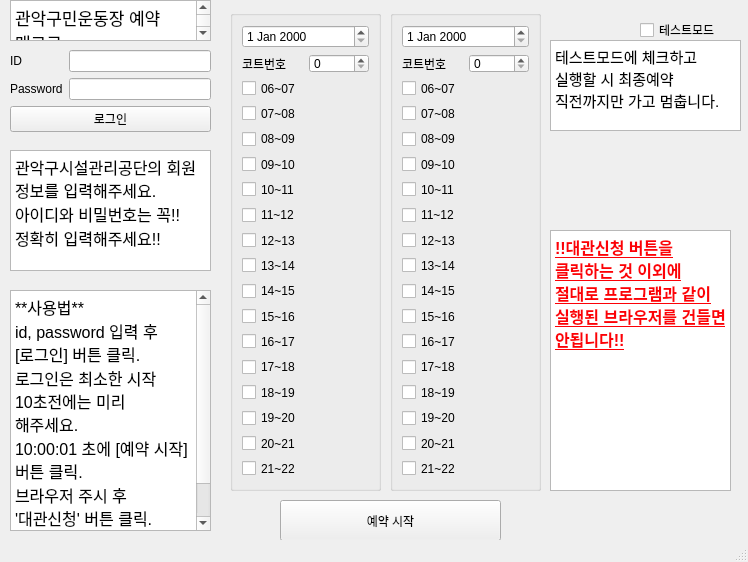
Old version of the form gwanak-for-mac/gwanak.ui in the repository thisIsJooS/Court-Reservation-Macro.
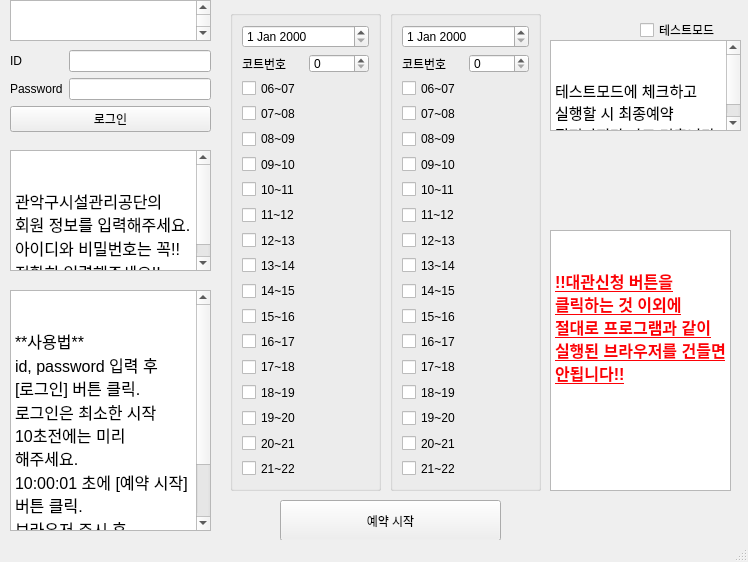
New version of the form.

Commit message: 대관신청 클릭 안되는 문제 해결

The edit to the form file:
```diff
--- a/gwanak-for-mac/gwanak.ui
+++ b/gwanak-for-mac/gwanak.ui
@@ -63,12 +63,7 @@
      </rect>
     </property>
     <property name="html">
-     <string>&lt;!DOCTYPE HTML PUBLIC &quot;-//W3C//DTD HTML 4.0//EN&quot; &quot;http://www.w3.org/TR/REC-html40/strict.dtd&quot;&gt;
-&lt;html&gt;&lt;head&gt;&lt;meta name=&quot;qrichtext&quot; content=&quot;1&quot; /&gt;&lt;style type=&quot;text/css&quot;&gt;
-p, li { white-space: pre-wrap; }
-&lt;/style&gt;&lt;/head&gt;&lt;body style=&quot; font-family:'.AppleSystemUIFont'; font-size:13pt; font-weight:400; font-style:normal;&quot;&gt;
-&lt;p style=&quot; margin-top:0px; margin-bottom:0px; margin-left:0px; margin-right:0px; -qt-block-indent:0; text-indent:0px;&quot;&gt;관악구민운동장 예약 매크로&lt;/p&gt;
-&lt;p style=&quot; margin-top:0px; margin-bottom:0px; margin-left:0px; margin-right:0px; -qt-block-indent:0; text-indent:0px;&quot;&gt;v1.0.0&lt;/p&gt;&lt;/body&gt;&lt;/html&gt;</string>
+          <string>&lt;!DOCTYPE HTML PUBLIC &quot;-//W3C//DTD HTML 4.0//EN&quot; &quot;http://www.w3.org/TR/REC-html40/strict.dtd&quot;&gt; &lt;html&gt;&lt;head&gt;&lt;meta name=&quot;qrichtext&quot; content=&quot;1&quot; /&gt;&lt;style type=&quot;text/css&quot;&gt; p, li { white-space: pre-wrap; } &lt;/style&gt;&lt;/head&gt;&lt;body style=&quot; font-family:'.AppleSystemUIFont'; font-size:13pt; font-weight:400; font-style:normal;&quot;&gt; &lt;p style=&quot; margin-top:0px; margin-bottom:0px; margin-left:0px; margin-right:0px; -qt-block-indent:0; text-indent:0px;&quot;&gt;관악구민운동장 예약 매크로&lt;/p&gt; &lt;p style=&quot; margin-top:0px; margin-bottom:0px; margin-left:0px; margin-right:0px; -qt-block-indent:0; text-indent:0px;&quot;&gt;v1.1.0&lt;/p&gt;&lt;/body&gt;&lt;/html&gt;</string>
     </property>
    </widget>
    <widget class="QCheckBox" name="testModeBtn">
@@ -94,11 +89,7 @@
      </rect>
     </property>
     <property name="html">
-     <string>&lt;!DOCTYPE HTML PUBLIC &quot;-//W3C//DTD HTML 4.0//EN&quot; &quot;http://www.w3.org/TR/REC-html40/strict.dtd&quot;&gt;
-&lt;html&gt;&lt;head&gt;&lt;meta name=&quot;qrichtext&quot; content=&quot;1&quot; /&gt;&lt;style type=&quot;text/css&quot;&gt;
-p, li { white-space: pre-wrap; }
-&lt;/style&gt;&lt;/head&gt;&lt;body style=&quot; font-family:'.AppleSystemUIFont'; font-size:13pt; font-weight:400; font-style:normal;&quot;&gt;
-&lt;p style=&quot; margin-top:0px; margin-bottom:0px; margin-left:0px; margin-right:0px; -qt-block-indent:0; text-indent:0px;&quot;&gt;&lt;span style=&quot; font-size:11pt;&quot;&gt;테스트모드에 체크하고 실행할 시 최종예약 직전까지만 가고 멈춥니다.&lt;/span&gt;&lt;/p&gt;&lt;/body&gt;&lt;/html&gt;</string>
+          <string>&lt;!DOCTYPE HTML PUBLIC &quot;-//W3C//DTD HTML 4.0//EN&quot; &quot;http://www.w3.org/TR/REC-html40/strict.dtd&quot;&gt; &lt;html&gt;&lt;head&gt;&lt;meta name=&quot;qrichtext&quot; content=&quot;1&quot; /&gt;&lt;style type=&quot;text/css&quot;&gt; p, li { white-space: pre-wrap; } &lt;/style&gt;&lt;/head&gt;&lt;body style=&quot; font-family:'.AppleSystemUIFont'; font-size:13pt; font-weight:400; font-style:normal;&quot;&gt; &lt;p style=&quot; margin-top:0px; margin-bottom:0px; margin-left:0px; margin-right:0px; -qt-block-indent:0; text-indent:0px;&quot;&gt;&lt;span style=&quot; font-size:11pt;&quot;&gt;테스트모드에 체크하고 실행할 시 최종예약 직전까지만 가고 멈춥니다.&lt;/span&gt;&lt;/p&gt;&lt;/body&gt;&lt;/html&gt;</string>
     </property>
    </widget>
    <widget class="QGroupBox" name="GroupBox_day1">
@@ -261,13 +252,7 @@
      </rect>
     </property>
     <property name="html">
-     <string>&lt;!DOCTYPE HTML PUBLIC &quot;-//W3C//DTD HTML 4.0//EN&quot; &quot;http://www.w3.org/TR/REC-html40/strict.dtd&quot;&gt;
-&lt;html&gt;&lt;head&gt;&lt;meta name=&quot;qrichtext&quot; content=&quot;1&quot; /&gt;&lt;style type=&quot;text/css&quot;&gt;
-p, li { white-space: pre-wrap; }
-&lt;/style&gt;&lt;/head&gt;&lt;body style=&quot; font-family:'.AppleSystemUIFont'; font-size:13pt; font-weight:400; font-style:normal;&quot;&gt;
-&lt;p style=&quot; margin-top:0px; margin-bottom:0px; margin-left:0px; margin-right:0px; -qt-block-indent:0; text-indent:0px;&quot;&gt;&lt;span style=&quot; font-size:12pt;&quot;&gt;관악구시설관리공단의 회원 정보를 입력해주세요.&lt;/span&gt;&lt;/p&gt;
-&lt;p style=&quot; margin-top:0px; margin-bottom:0px; margin-left:0px; margin-right:0px; -qt-block-indent:0; text-indent:0px;&quot;&gt;&lt;span style=&quot; font-size:12pt;&quot;&gt;아이디와 비밀번호는 꼭!!&lt;/span&gt;&lt;/p&gt;
-&lt;p style=&quot; margin-top:0px; margin-bottom:0px; margin-left:0px; margin-right:0px; -qt-block-indent:0; text-indent:0px;&quot;&gt;&lt;span style=&quot; font-size:12pt;&quot;&gt;정확히 입력해주세요!!&lt;/span&gt;&lt;/p&gt;&lt;/body&gt;&lt;/html&gt;</string>
+          <string>&lt;!DOCTYPE HTML PUBLIC &quot;-//W3C//DTD HTML 4.0//EN&quot; &quot;http://www.w3.org/TR/REC-html40/strict.dtd&quot;&gt; &lt;html&gt;&lt;head&gt;&lt;meta name=&quot;qrichtext&quot; content=&quot;1&quot; /&gt;&lt;style type=&quot;text/css&quot;&gt; p, li { white-space: pre-wrap; } &lt;/style&gt;&lt;/head&gt;&lt;body style=&quot; font-family:'.AppleSystemUIFont'; font-size:13pt; font-weight:400; font-style:normal;&quot;&gt; &lt;p style=&quot; margin-top:0px; margin-bottom:0px; margin-left:0px; margin-right:0px; -qt-block-indent:0; text-indent:0px;&quot;&gt;&lt;span style=&quot; font-size:12pt;&quot;&gt;관악구시설관리공단의 회원 정보를 입력해주세요.&lt;/span&gt;&lt;/p&gt; &lt;p style=&quot; margin-top:0px; margin-bottom:0px; margin-left:0px; margin-right:0px; -qt-block-indent:0; text-indent:0px;&quot;&gt;&lt;span style=&quot; font-size:12pt;&quot;&gt;아이디와 비밀번호는 꼭!!&lt;/span&gt;&lt;/p&gt; &lt;p style=&quot; margin-top:0px; margin-bottom:0px; margin-left:0px; margin-right:0px; -qt-block-indent:0; text-indent:0px;&quot;&gt;&lt;span style=&quot; font-size:12pt;&quot;&gt;정확히 입력해주세요!!&lt;/span&gt;&lt;/p&gt;&lt;/body&gt;&lt;/html&gt;</string>
     </property>
    </widget>
    <widget class="QTextBrowser" name="textBrowser_3">
@@ -280,17 +265,7 @@
      </rect>
     </property>
     <property name="html">
-     <string>&lt;!DOCTYPE HTML PUBLIC &quot;-//W3C//DTD HTML 4.0//EN&quot; &quot;http://www.w3.org/TR/REC-html40/strict.dtd&quot;&gt;
-&lt;html&gt;&lt;head&gt;&lt;meta name=&quot;qrichtext&quot; content=&quot;1&quot; /&gt;&lt;style type=&quot;text/css&quot;&gt;
-p, li { white-space: pre-wrap; }
-&lt;/style&gt;&lt;/head&gt;&lt;body style=&quot; font-family:'.AppleSystemUIFont'; font-size:13pt; font-weight:400; font-style:normal;&quot;&gt;
-&lt;p style=&quot; margin-top:0px; margin-bottom:0px; margin-left:0px; margin-right:0px; -qt-block-indent:0; text-indent:0px;&quot;&gt;&lt;span style=&quot; font-size:12pt;&quot;&gt;**사용법**&lt;/span&gt;&lt;/p&gt;
-&lt;p style=&quot; margin-top:0px; margin-bottom:0px; margin-left:0px; margin-right:0px; -qt-block-indent:0; text-indent:0px;&quot;&gt;&lt;span style=&quot; font-size:12pt;&quot;&gt;id, password 입력 후 [로그인] 버튼 클릭.&lt;/span&gt;&lt;/p&gt;
-&lt;p style=&quot; margin-top:0px; margin-bottom:0px; margin-left:0px; margin-right:0px; -qt-block-indent:0; text-indent:0px;&quot;&gt;&lt;span style=&quot; font-size:12pt;&quot;&gt;로그인은 최소한 시작 10초전에는 미리 해주세요.&lt;/span&gt;&lt;/p&gt;
-&lt;p style=&quot; margin-top:0px; margin-bottom:0px; margin-left:0px; margin-right:0px; -qt-block-indent:0; text-indent:0px;&quot;&gt;&lt;span style=&quot; font-size:12pt;&quot;&gt;10:00:01 초에 [예약 시작] 버튼 클릭.&lt;/span&gt;&lt;/p&gt;
-&lt;p style=&quot; margin-top:0px; margin-bottom:0px; margin-left:0px; margin-right:0px; -qt-block-indent:0; text-indent:0px;&quot;&gt;&lt;span style=&quot; font-size:12pt;&quot;&gt;브라우저 주시 후 '대관신청' 버튼 클릭.&lt;/span&gt;&lt;/p&gt;
-&lt;p style=&quot;-qt-paragraph-type:empty; margin-top:0px; margin-bottom:0px; margin-left:0px; margin-right:0px; -qt-block-indent:0; text-indent:0px; font-size:12pt;&quot;&gt;&lt;br /&gt;&lt;/p&gt;
-&lt;p style=&quot;-qt-paragraph-type:empty; margin-top:0px; margin-bottom:0px; margin-left:0px; margin-right:0px; -qt-block-indent:0; text-indent:0px;&quot;&gt;&lt;br /&gt;&lt;/p&gt;&lt;/body&gt;&lt;/html&gt;</string>
+          <string>&lt;!DOCTYPE HTML PUBLIC &quot;-//W3C//DTD HTML 4.0//EN&quot; &quot;http://www.w3.org/TR/REC-html40/strict.dtd&quot;&gt; &lt;html&gt;&lt;head&gt;&lt;meta name=&quot;qrichtext&quot; content=&quot;1&quot; /&gt;&lt;style type=&quot;text/css&quot;&gt; p, li { white-space: pre-wrap; } &lt;/style&gt;&lt;/head&gt;&lt;body style=&quot; font-family:'.AppleSystemUIFont'; font-size:13pt; font-weight:400; font-style:normal;&quot;&gt; &lt;p style=&quot; margin-top:0px; margin-bottom:0px; margin-left:0px; margin-right:0px; -qt-block-indent:0; text-indent:0px;&quot;&gt;&lt;span style=&quot; font-size:12pt;&quot;&gt;**사용법**&lt;/span&gt;&lt;/p&gt; &lt;p style=&quot; margin-top:0px; margin-bottom:0px; margin-left:0px; margin-right:0px; -qt-block-indent:0; text-indent:0px;&quot;&gt;&lt;span style=&quot; font-size:12pt;&quot;&gt;id, password 입력 후 [로그인] 버튼 클릭.&lt;/span&gt;&lt;/p&gt; &lt;p style=&quot; margin-top:0px; margin-bottom:0px; margin-left:0px; margin-right:0px; -qt-block-indent:0; text-indent:0px;&quot;&gt;&lt;span style=&quot; font-size:12pt;&quot;&gt;로그인은 최소한 시작 10초전에는 미리 해주세요.&lt;/span&gt;&lt;/p&gt; &lt;p style=&quot; margin-top:0px; margin-bottom:0px; margin-left:0px; margin-right:0px; -qt-block-indent:0; text-indent:0px;&quot;&gt;&lt;span style=&quot; font-size:12pt;&quot;&gt;10:00:01 초에 [예약 시작] 버튼 클릭.&lt;/span&gt;&lt;/p&gt; &lt;p style=&quot; margin-top:0px; margin-bottom:0px; margin-left:0px; margin-right:0px; -qt-block-indent:0; text-indent:0px;&quot;&gt;&lt;span style=&quot; font-size:12pt;&quot;&gt;브라우저 주시 후 '대관신청' 버튼 클릭.&lt;/span&gt;&lt;/p&gt; &lt;p style=&quot;-qt-paragraph-type:empty; margin-top:0px; margin-bottom:0px; margin-left:0px; margin-right:0px; -qt-block-indent:0; text-indent:0px; font-size:12pt;&quot;&gt;&lt;br /&gt;&lt;/p&gt; &lt;p style=&quot;-qt-paragraph-type:empty; margin-top:0px; margin-bottom:0px; margin-left:0px; margin-right:0px; -qt-block-indent:0; text-indent:0px;&quot;&gt;&lt;br /&gt;&lt;/p&gt;&lt;/body&gt;&lt;/html&gt;</string>
     </property>
    </widget>
    <widget class="QTextBrowser" name="textBrowser">
@@ -303,11 +278,7 @@
      </rect>
     </property>
     <property name="html">
-     <string>&lt;!DOCTYPE HTML PUBLIC &quot;-//W3C//DTD HTML 4.0//EN&quot; &quot;http://www.w3.org/TR/REC-html40/strict.dtd&quot;&gt;
-&lt;html&gt;&lt;head&gt;&lt;meta name=&quot;qrichtext&quot; content=&quot;1&quot; /&gt;&lt;style type=&quot;text/css&quot;&gt;
-p, li { white-space: pre-wrap; }
-&lt;/style&gt;&lt;/head&gt;&lt;body style=&quot; font-family:'.AppleSystemUIFont'; font-size:13pt; font-weight:400; font-style:normal;&quot;&gt;
-&lt;p style=&quot; margin-top:0px; margin-bottom:0px; margin-left:0px; margin-right:0px; -qt-block-indent:0; text-indent:0px;&quot;&gt;&lt;span style=&quot; font-size:12pt; font-weight:600; text-decoration: underline; color:#fc0107;&quot;&gt;!!대관신청 버튼을 클릭하는 것 이외에 절대로 프로그램과 같이 실행된 브라우저를 건들면 안됩니다!!&lt;/span&gt;&lt;/p&gt;&lt;/body&gt;&lt;/html&gt;</string>
+          <string>&lt;!DOCTYPE HTML PUBLIC &quot;-//W3C//DTD HTML 4.0//EN&quot; &quot;http://www.w3.org/TR/REC-html40/strict.dtd&quot;&gt; &lt;html&gt;&lt;head&gt;&lt;meta name=&quot;qrichtext&quot; content=&quot;1&quot; /&gt;&lt;style type=&quot;text/css&quot;&gt; p, li { white-space: pre-wrap; } &lt;/style&gt;&lt;/head&gt;&lt;body style=&quot; font-family:'.AppleSystemUIFont'; font-size:13pt; font-weight:400; font-style:normal;&quot;&gt; &lt;p style=&quot; margin-top:0px; margin-bottom:0px; margin-left:0px; margin-right:0px; -qt-block-indent:0; text-indent:0px;&quot;&gt;&lt;span style=&quot; font-size:12pt; font-weight:600; text-decoration: underline; color:#fc0107;&quot;&gt;!!대관신청 버튼을 클릭하는 것 이외에 절대로 프로그램과 같이 실행된 브라우저를 건들면 안됩니다!!&lt;/span&gt;&lt;/p&gt;&lt;/body&gt;&lt;/html&gt;</string>
     </property>
    </widget>
    <widget class="QGroupBox" name="GroupBox_day1_2">
```
Lines whose indentation alone changed are shown as unchanged. The commit also changes 1 other file.
